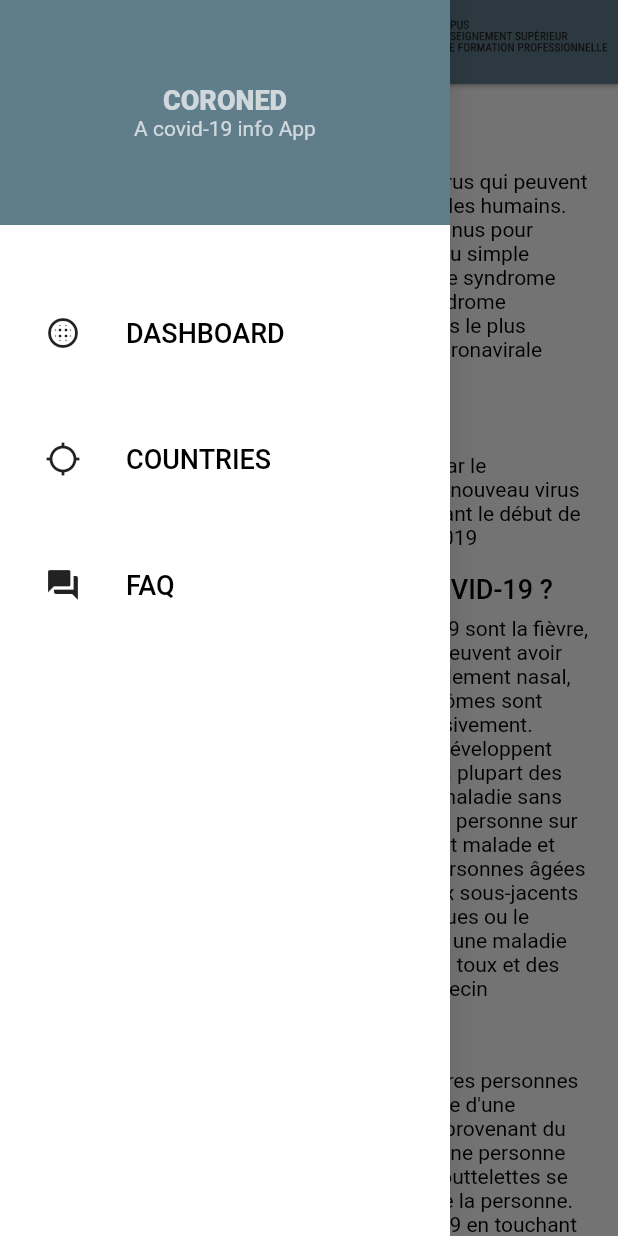
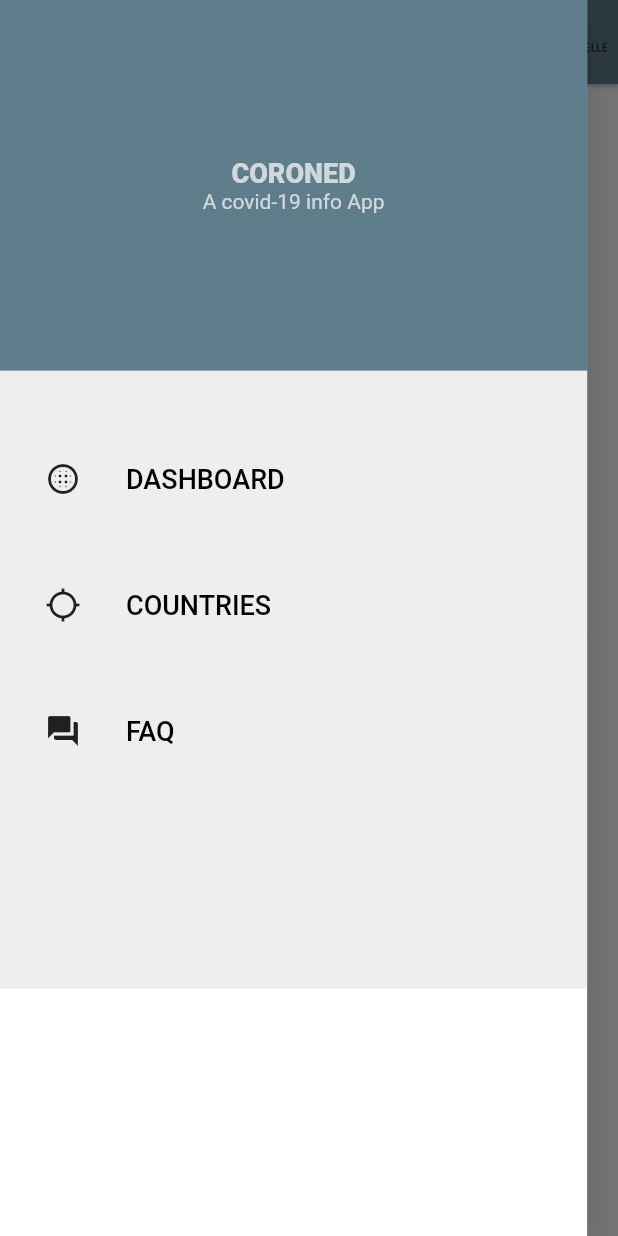
Before and after one commit to RcDevRIL/cesi_covid_19_tracker, a Flutter app: the CovidFaq screen opened by its route, with the side drawer open, on a phone screen of 412 x 824 dp. Run offline on Flutter 3.47's test engine with Material 2 defaults, Android fonts, the light colour scheme and no system bars; our stand-ins replace freezed_annotation, get_it, responsive_builder; generated files the repository leaves out were written again; network calls fail.

Commit message:
random work
- update readme with build runner infos
- navigation drawer is now pretty much responsive :party: ....

....no let's get to priorities :rocket:

```diff
--- a/lib/ui/widgets/navigation_drawer/navigation_drawer.dart
+++ b/lib/ui/widgets/navigation_drawer/navigation_drawer.dart
@@ -2,6 +2,7 @@ import 'package:flutter/material.dart';
 
 import 'package:cesi_covid_19_tracker/ui/widgets/widgets.dart' show NavBarItem;
 import 'package:cesi_covid_19_tracker/data/constants/app_globals.dart' as aG;
+import 'package:responsive_builder/responsive_builder.dart';
 
 import 'navigation_drawer_header.dart';
 
@@ -10,7 +11,43 @@ class NavigationDrawer extends StatelessWidget {
 
   @override
   Widget build(BuildContext context) {
-    return Container(
+    return ResponsiveBuilder(
+      builder: (_, sizingInformation) => sizingInformation.screenSize.height <
+                  500 ||
+              sizingInformation.deviceScreenType == DeviceScreenType.mobile
+          ? Container(
+              width:
+                  sizingInformation.deviceScreenType == DeviceScreenType.mobile
+                      ? sizingInformation.screenSize.width * 0.95
+                      : 300,
+              decoration: BoxDecoration(
+                color: Colors.white,
+                boxShadow: [
+                  BoxShadow(color: Colors.black12, blurRadius: 16),
+                ],
+              ),
+              child: Column(
+                children: <Widget>[
+                  NavigationDrawerHeader(
+                    height: sizingInformation.screenSize.height * 0.3,
+                  ),
+                  Container(
+                    color: Colors.grey[200],
+                    height: sizingInformation.screenSize.height * 0.5,
+                    child: ListView.builder(
+                      shrinkWrap: true,
+                      itemCount: aG.AppConstants.navItems.length,
+                      itemBuilder: (_, i) => NavBarItem(
+                        aG.AppConstants.navItems.elementAt(i).title,
+                        aG.AppConstants.navItems.elementAt(i).navigationPath,
+                        icon: aG.AppConstants.navItems.elementAt(i).iconData,
+                      ),
+                    ),
+                  ),
+                ],
+              ),
+            )
+          : Container(
               width: 300,
               decoration: BoxDecoration(
                 color: Colors.white,
@@ -21,12 +58,15 @@ class NavigationDrawer extends StatelessWidget {
               child: Column(
                 children: <Widget>[
                   NavigationDrawerHeader(),
-          ...aG.AppConstants.navItems.map((e) => NavBarItem(
+                  ...aG.AppConstants.navItems.map(
+                    (e) => NavBarItem(
                       e.title,
                       e.navigationPath,
                       icon: e.iconData,
-              )),
+                    ),
+                  ),
                 ],
+              ),
             ),
     );
   }
--- a/lib/ui/widgets/navigation_drawer/navigation_drawer_header.dart
+++ b/lib/ui/widgets/navigation_drawer/navigation_drawer_header.dart
@@ -1,12 +1,14 @@
 import 'package:flutter/material.dart';
 
 class NavigationDrawerHeader extends StatelessWidget {
-  const NavigationDrawerHeader({Key key}) : super(key: key);
+  final height;
+
+  const NavigationDrawerHeader({Key key, this.height = 150}) : super(key: key);
 
   @override
   Widget build(BuildContext context) {
     return Container(
-      height: 150,
+      height: height,
       color: Colors.blueGrey,
       alignment: Alignment.center,
       child: RichText(
```
Also changed, not shown: 2 other files. Lines whose indentation alone changed are shown as unchanged.
